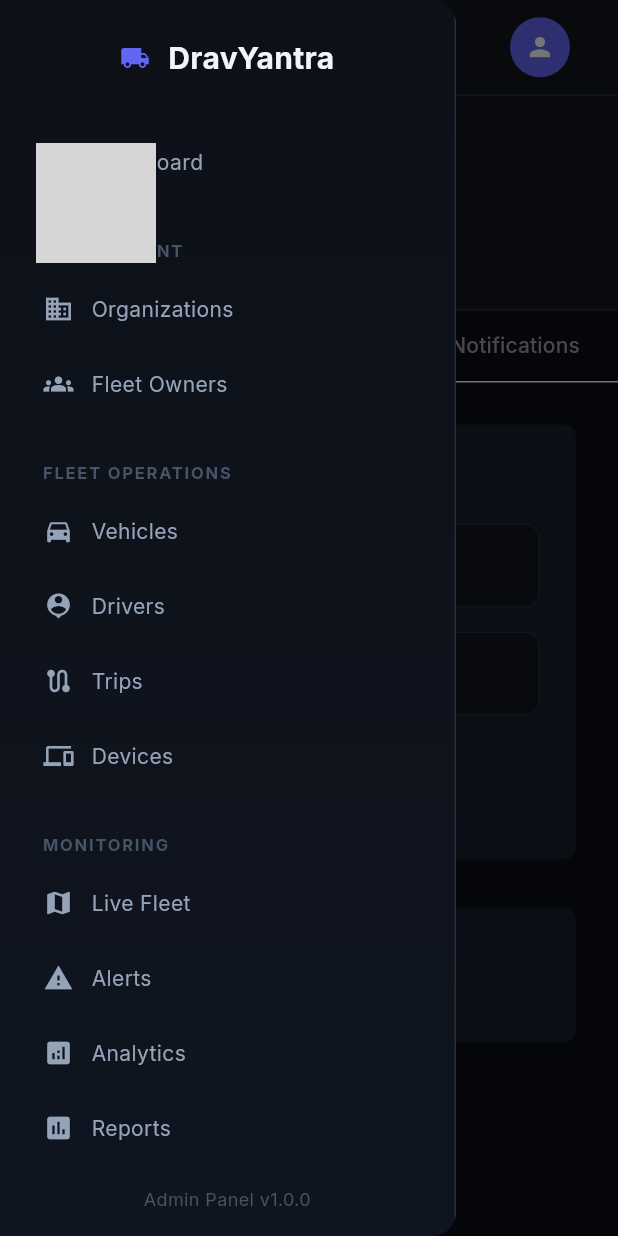
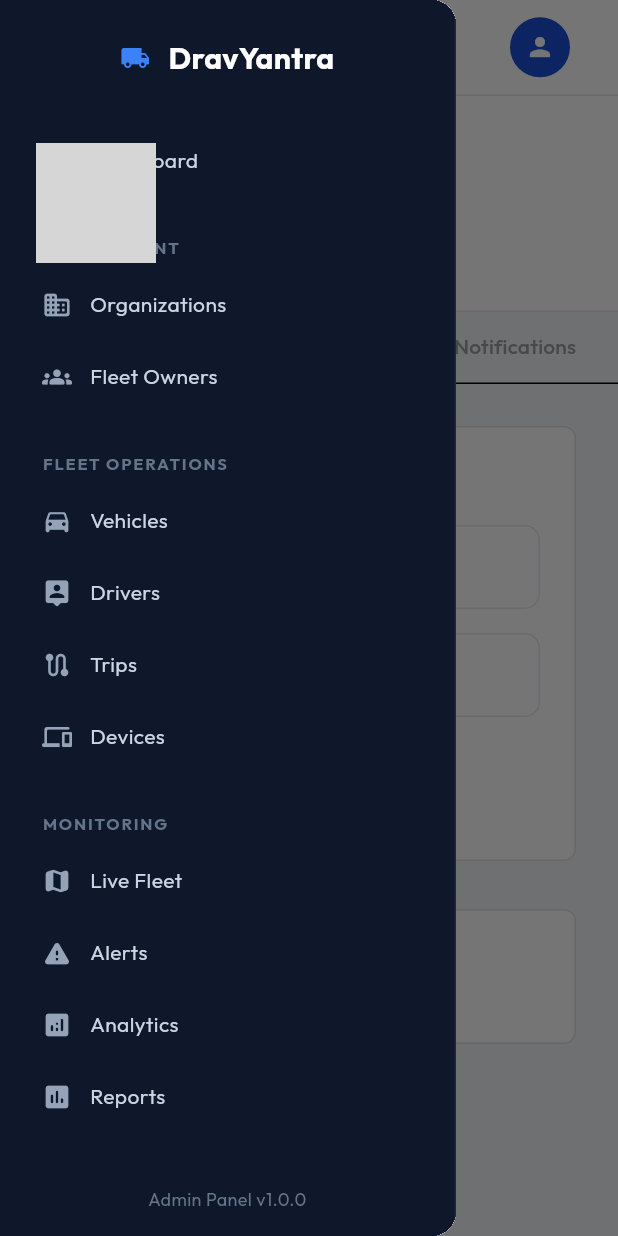
Before and after one commit to dravyantra-pathvision/DravYantra-Admin-Dashboard, a Flutter app: the AdminProfileScreen screen opened by its route, tab 2 chosen, with the side drawer open, on a phone screen of 412 x 824 dp. Run offline on Flutter 3.47's test engine with Material 3 defaults, Android fonts, the phone set to English and light mode, and no system bars; our stand-ins replace firebase_auth, firebase_core, fl_chart, flutter_animate, flutter_map, go_router and 5 more; missing offline and left inert: dart:html, universal_html; accounts and stored records are empty; network calls fail; grey boxes are pictures that could not be loaded.

Commit message:
style(theme): update entire admin dashboard color palette to match Fleet Owner App (Royal Blue #1D4ED8, Light Slate #F1F5F9, Pure White cards, Dark Slate navy sidebar #0F172A)

```diff
--- a/lib/app/theme.dart
+++ b/lib/app/theme.dart
@@ -1,5 +1,5 @@
 // app/theme.dart
-// Premium dark admin theme for DravYantra Admin Panel.
+// Fleet Owner App matching theme for DravYantra Admin Panel.
 
 import 'package:flutter/material.dart';
 import 'package:google_fonts/google_fonts.dart';
@@ -7,49 +7,49 @@
 class AdminTheme {
   AdminTheme._();
 
-  // ── Palette ──────────────────────────────────────────────────────────────────
-  static const Color background   = Color(0xFF0A0D14);
-  static const Color surface      = Color(0xFF12161F);
-  static const Color card         = Color(0xFF1A1F2E);
-  static const Color cardHover    = Color(0xFF1E2438);
-  static const Color border       = Color(0xFF252D40);
+  // ── Palette (100% Matched with Fleet Owner App) ──────────────────────────────
+  static const Color background   = Color(0xFFF1F5F9); // Clean Light Slate (#f1f5f9)
+  static const Color surface      = Colors.white;      // Pure White Card Surface (#ffffff)
+  static const Color card         = Colors.white;      // Pure White Card (#ffffff)
+  static const Color cardHover    = Color(0xFFF8FAFC); // Hover Slate (#f8fafc)
+  static const Color border       = Color(0xFFE2E8F0); // Light Slate Border (#e2e8f0)
 
-  static const Color primary      = Color(0xFF6366F1); // Indigo
-  static const Color primaryLight = Color(0xFF818CF8);
-  static const Color primaryDark  = Color(0xFF4F46E5);
+  static const Color primary      = Color(0xFF1D4ED8); // Fleet Owner Brand Blue (#1d4ed8)
+  static const Color primaryLight = Color(0xFF3B82F6); // Sky Blue (#3b82f6)
+  static const Color primaryDark  = Color(0xFF1E40AF); // Deep Royal Blue (#1e40af)
 
-  static const Color secondary    = Color(0xFF06B6D4); // Cyan
-  static const Color success      = Color(0xFF10B981); // Emerald
-  static const Color warning      = Color(0xFFF59E0B); // Amber
-  static const Color danger       = Color(0xFFEF4444); // Red
-  static const Color info         = Color(0xFF3B82F6); // Blue
+  static const Color secondary    = Color(0xFF0284C7); // Cyan Blue (#0284c7)
+  static const Color success      = Color(0xFF16A34A); // Emerald Green (#16a34a)
+  static const Color warning      = Color(0xFFD97706); // Amber Warning (#d97706)
+  static const Color danger       = Color(0xFFDC2626); // Crimson Red (#dc2626)
+  static const Color info         = Color(0xFF2563EB); // Info Blue (#2563eb)
 
-  static const Color textPrimary  = Color(0xFFF1F5F9);
-  static const Color textSecondary= Color(0xFF94A3B8);
-  static const Color textMuted    = Color(0xFF475569);
+  static const Color textPrimary  = Color(0xFF0F172A); // Slate 900 Text (#0f172a)
+  static const Color textSecondary= Color(0xFF475569); // Slate 600 Text (#475569)
+  static const Color textMuted    = Color(0xFF94A3B8); // Slate 400 Text (#94a3b8)
 
-  static const Color sidebarBg    = Color(0xFF0D1017);
-  static const Color sidebarActive= Color(0xFF1A1F2E);
+  static const Color sidebarBg    = Color(0xFF0F172A); // Dark Slate Navigation Sidebar (#0f172a)
+  static const Color sidebarActive= Color(0xFF1D4ED8); // Royal Blue Active Pill (#1d4ed8)
 
   // ── Gradients ────────────────────────────────────────────────────────────────
   static const LinearGradient primaryGradient = LinearGradient(
-    colors: [Color(0xFF6366F1), Color(0xFF8B5CF6)],
+    colors: [Color(0xFF1D4ED8), Color(0xFF3B82F6)],
     begin: Alignment.topLeft,
     end: Alignment.bottomRight,
   );
 
   static const LinearGradient sidebarGradient = LinearGradient(
-    colors: [Color(0xFF0D1017), Color(0xFF0F1520)],
+    colors: [Color(0xFF0F172A), Color(0xFF1E293B)],
     begin: Alignment.topCenter,
     end: Alignment.bottomCenter,
   );
 
-  // ── Theme ────────────────────────────────────────────────────────────────────
-  static ThemeData get darkTheme {
-    final base = ThemeData.dark();
+  // ── Theme Definition ─────────────────────────────────────────────────────────
+  static ThemeData get lightTheme {
+    final base = ThemeData.light();
     return base.copyWith(
       scaffoldBackgroundColor: background,
-      colorScheme: const ColorScheme.dark(
+      colorScheme: const ColorScheme.light(
         primary:   primary,
         secondary: secondary,
         surface:   surface,
@@ -57,7 +57,7 @@
         onPrimary: Colors.white,
         onSurface: textPrimary,
       ),
-      textTheme: GoogleFonts.interTextTheme(base.textTheme).apply(
+      textTheme: GoogleFonts.outfitTextTheme(base.textTheme).apply(
         bodyColor:    textPrimary,
         displayColor: textPrimary,
       ),
@@ -101,11 +101,15 @@
       dividerColor: border,
       iconTheme:    const IconThemeData(color: textSecondary, size: 20),
       appBarTheme: const AppBarTheme(
-        backgroundColor: sidebarBg,
+        backgroundColor: surface,
         elevation:       0,
         titleTextStyle:  TextStyle(color: textPrimary, fontSize: 16, fontWeight: FontWeight.w600),
         iconTheme:       IconThemeData(color: textSecondary),
       ),
     );
   }
+
+  // Alias for backward compatibility
+  static ThemeData get darkTheme => lightTheme;
+  static ThemeData get theme => lightTheme;
 }
--- a/lib/shared/components/admin_sidebar.dart
+++ b/lib/shared/components/admin_sidebar.dart
@@ -12,8 +12,8 @@
     return Container(
       width: AppConstants.sidebarWidth,
       decoration: const BoxDecoration(
-        gradient: AdminTheme.sidebarGradient,
-        border: Border(right: BorderSide(color: AdminTheme.border)),
+        color: Color(0xFF0F172A), // Dark Slate Navy Sidebar matching Fleet Owner App
+        border: Border(right: BorderSide(color: Color(0xFF1E293B))),
       ),
       child: Column(
         children: [
@@ -21,9 +21,9 @@
           const Row(
             mainAxisAlignment: MainAxisAlignment.center,
             children: [
-              Icon(Icons.local_shipping, color: AdminTheme.primary),
+              Icon(Icons.local_shipping, color: Color(0xFF3B82F6)),
               SizedBox(width: 12),
-              Text('DravYantra', style: TextStyle(fontSize: 20, fontWeight: FontWeight.w700, color: AdminTheme.textPrimary)),
+              Text('DravYantra', style: TextStyle(fontSize: 20, fontWeight: FontWeight.w700, color: Colors.white)),
             ],
           ),
           const SizedBox(height: 32),
@@ -31,37 +31,37 @@
             child: ListView(
               padding: const EdgeInsets.symmetric(horizontal: 12),
               children: [
-                _SidebarItem(icon: Icons.dashboard, title: 'Dashboard', route: '/dashboard', currentRoute: location),
+                _SidebarItem(icon: Icons.dashboard_rounded, title: 'Dashboard', route: '/dashboard', currentRoute: location),
 
                 const _SidebarSectionTitle(title: 'Management'),
-                _SidebarItem(icon: Icons.business, title: 'Organizations', route: '/organizations', currentRoute: location),
-                _SidebarItem(icon: Icons.groups, title: 'Fleet Owners', route: '/fleet-owners', currentRoute: location),
+                _SidebarItem(icon: Icons.business_rounded, title: 'Organizations', route: '/organizations', currentRoute: location),
+                _SidebarItem(icon: Icons.groups_rounded, title: 'Fleet Owners', route: '/fleet-owners', currentRoute: location),
 
                 const _SidebarSectionTitle(title: 'Fleet Operations'),
-                _SidebarItem(icon: Icons.directions_car, title: 'Vehicles', route: '/vehicles', currentRoute: location),
-                _SidebarItem(icon: Icons.person_pin, title: 'Drivers', route: '/drivers', currentRoute: location),
-                _SidebarItem(icon: Icons.route, title: 'Trips', route: '/trips', currentRoute: location),
-                _SidebarItem(icon: Icons.devices, title: 'Devices', route: '/devices', currentRoute: location),
+                _SidebarItem(icon: Icons.directions_car_rounded, title: 'Vehicles', route: '/vehicles', currentRoute: location),
+                _SidebarItem(icon: Icons.person_pin_rounded, title: 'Drivers', route: '/drivers', currentRoute: location),
+                _SidebarItem(icon: Icons.route_rounded, title: 'Trips', route: '/trips', currentRoute: location),
+                _SidebarItem(icon: Icons.devices_rounded, title: 'Devices', route: '/devices', currentRoute: location),
 
                 const _SidebarSectionTitle(title: 'Monitoring'),
-                _SidebarItem(icon: Icons.map, title: 'Live Fleet', route: '/live', currentRoute: location),
-                _SidebarItem(icon: Icons.warning, title: 'Alerts', route: '/alerts', currentRoute: location),
-                _SidebarItem(icon: Icons.analytics, title: 'Analytics', route: '/analytics', currentRoute: location),
-                _SidebarItem(icon: Icons.insert_chart, title: 'Reports', route: '/reports', currentRoute: location),
+                _SidebarItem(icon: Icons.map_rounded, title: 'Live Fleet', route: '/live', currentRoute: location),
+                _SidebarItem(icon: Icons.warning_rounded, title: 'Alerts', route: '/alerts', currentRoute: location),
+                _SidebarItem(icon: Icons.analytics_rounded, title: 'Analytics', route: '/analytics', currentRoute: location),
+                _SidebarItem(icon: Icons.insert_chart_rounded, title: 'Reports', route: '/reports', currentRoute: location),
 
                 const _SidebarSectionTitle(title: 'Administration'),
-                _SidebarItem(icon: Icons.history, title: 'Activity Logs', route: '/audit', currentRoute: location),
-                _SidebarItem(icon: Icons.settings, title: 'Settings', route: '/settings', currentRoute: location),
-                _SidebarItem(icon: Icons.card_membership, title: 'Subscriptions', route: '/subscriptions', currentRoute: location),
-                _SidebarItem(icon: Icons.headset_mic, title: 'Support & Tickets', route: '/support', currentRoute: location),
-                _SidebarItem(icon: Icons.account_circle, title: 'Profile', route: '/profile', currentRoute: location),
+                _SidebarItem(icon: Icons.history_rounded, title: 'Activity Logs', route: '/audit', currentRoute: location),
+                _SidebarItem(icon: Icons.settings_rounded, title: 'Settings', route: '/settings', currentRoute: location),
+                _SidebarItem(icon: Icons.card_membership_rounded, title: 'Subscriptions', route: '/subscriptions', currentRoute: location),
+                _SidebarItem(icon: Icons.headset_mic_rounded, title: 'Support & Tickets', route: '/support', currentRoute: location),
+                _SidebarItem(icon: Icons.account_circle_rounded, title: 'Profile', route: '/profile', currentRoute: location),
 
               ],
             ),
           ),
           const Padding(
             padding: EdgeInsets.all(16),
-            child: Text('Admin Panel v1.0.0', style: TextStyle(color: AdminTheme.textMuted, fontSize: 12)),
+            child: Text('Admin Panel v1.0.0', style: TextStyle(color: Color(0xFF64748B), fontSize: 12)),
           ),
         ],
       ),
@@ -80,7 +80,7 @@
       child: Text(
         title.toUpperCase(),
         style: const TextStyle(
-          color: AdminTheme.textMuted,
+          color: Color(0xFF64748B),
           fontSize: 11,
           fontWeight: FontWeight.w700,
           letterSpacing: 1.2,
@@ -117,17 +117,16 @@
             padding: const EdgeInsets.symmetric(horizontal: 16, vertical: 12),
             decoration: BoxDecoration(
               borderRadius: BorderRadius.circular(8),
-              color: isActive ? AdminTheme.sidebarActive : Colors.transparent,
-              border: Border.all(color: isActive ? AdminTheme.border : Colors.transparent),
+              color: isActive ? AdminTheme.primary : Colors.transparent,
             ),
             child: Row(
               children: [
-                Icon(icon, color: isActive ? AdminTheme.primaryLight : AdminTheme.textSecondary, size: 20),
+                Icon(icon, color: isActive ? Colors.white : const Color(0xFF94A3B8), size: 20),
                 const SizedBox(width: 12),
                 Text(
                   title,
                   style: TextStyle(
-                    color: isActive ? AdminTheme.textPrimary : AdminTheme.textSecondary,
+                    color: isActive ? Colors.white : const Color(0xFFCBD5E1),
                     fontWeight: isActive ? FontWeight.w600 : FontWeight.w400,
                   ),
                 ),
```
